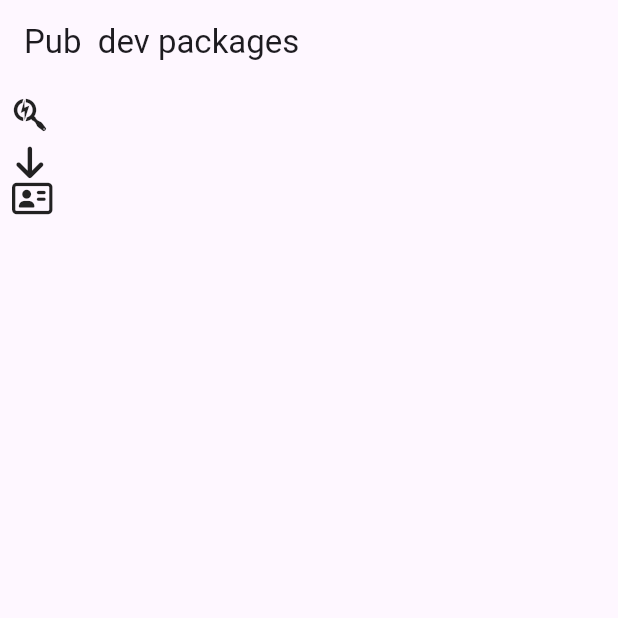
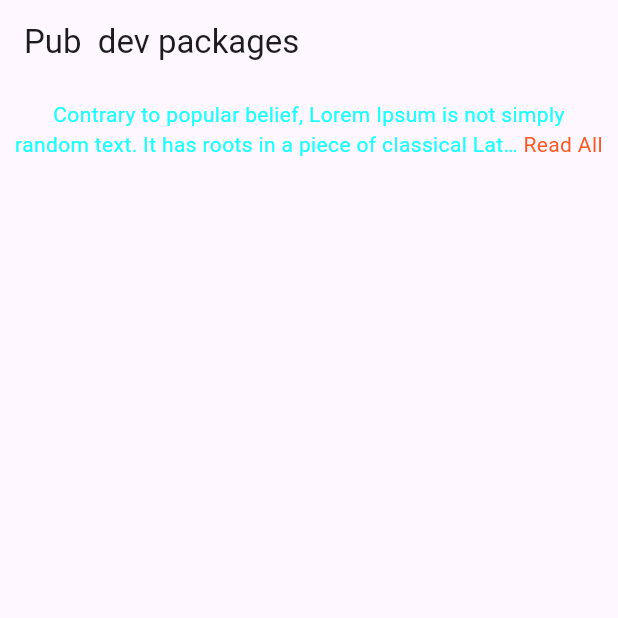
Before and after one commit to Abasalat/lottery_app_ch3, a Flutter app: the screen it shows after launch, on a phone screen of 412 x 824 dp, the top half of it. Run offline on Flutter 3.47's test engine with Material 3 defaults, Android fonts, the phone set to English and light mode, and no system bars; drawn by our look-alikes of readmore.

Commit message:
Add readmore  package

```diff
--- a/lib/pubbb_dev_packages/pub_devv.dart
+++ b/lib/pubbb_dev_packages/pub_devv.dart
@@ -1,5 +1,6 @@
 import 'package:flutter/material.dart';
-import 'package:font_awesome_flutter/font_awesome_flutter.dart';
+//import 'package:font_awesome_flutter/font_awesome_flutter.dart';
+import 'package:readmore/readmore.dart';
 
 class PubDevv extends StatelessWidget {
   const PubDevv({super.key});
@@ -12,11 +13,23 @@ class PubDevv extends StatelessWidget {
         child: Column(
           children: [
             Padding(
-              padding: const EdgeInsets.all(8.0),
-              child: Icon(FontAwesomeIcons.searchengin),
+              padding: const EdgeInsets.all(10),
+              child: ReadMoreText(
+                'Contrary to popular belief, Lorem Ipsum is not simply random text. It has roots in a piece of classical Latin literature from 45 BC, making it over 2000 years old. Richard McClintock, a Latin professor at Hampden-Sydney College in Virginia, looked up one of the more obscure Latin words, consectetur, from a Lorem Ipsum passage, and going through the cites of the word in classical literature, discovered the undoubtable source. Lorem Ipsu',
+                textAlign: TextAlign.center,
+                trimLines: 2,
+                trimMode: TrimMode.Line,
+                // trimLength: 50,
+                trimExpandedText: "Read Less",
+                trimCollapsedText: "Read All",
+                moreStyle: TextStyle(color: Colors.deepOrange),
+                style: TextStyle(color: Colors.cyanAccent),
+                colorClickableText: Colors.amber,
+              ),
             ),
-            Icon(FontAwesomeIcons.arrowDown),
-            Icon(FontAwesomeIcons.addressCard),
+            // Icon(FontAwesomeIcons.searchengin),
+            // Icon(FontAwesomeIcons.arrowDown),
+            // Icon(FontAwesomeIcons.addressCard),
           ],
         ),
       ),
--- a/pubspec.yaml
+++ b/pubspec.yaml
@@ -35,6 +35,8 @@ dependencies:
   # Use with the CupertinoIcons class for iOS style icons.
   cupertino_icons: ^1.0.8
   font_awesome_flutter: ^10.8.0
+  readmore: ^3.0.0
+
 
 dev_dependencies:
   flutter_test:
```
Also changed, not shown: pubspec.lock.
